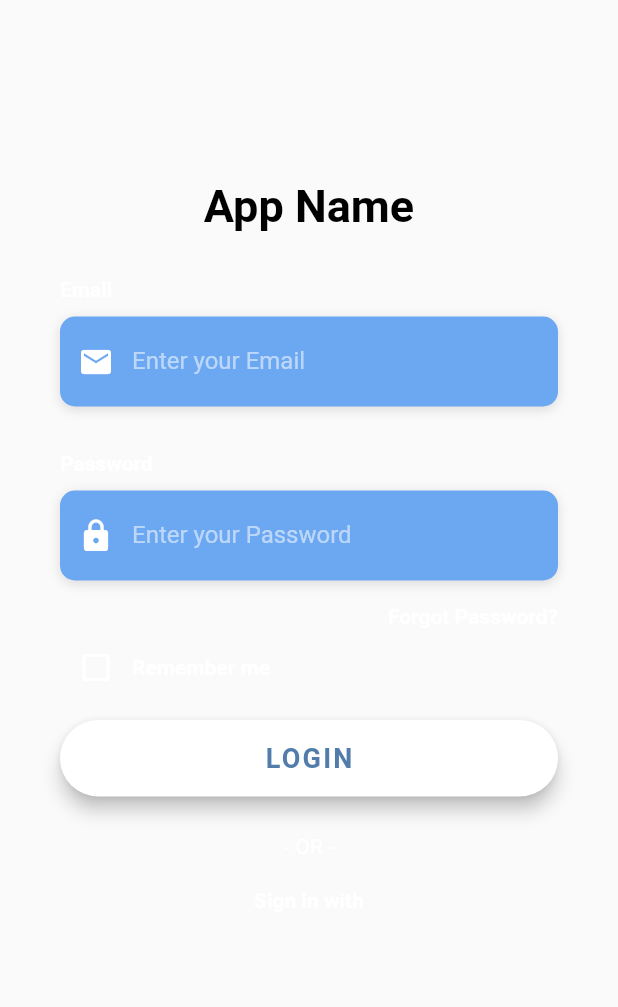
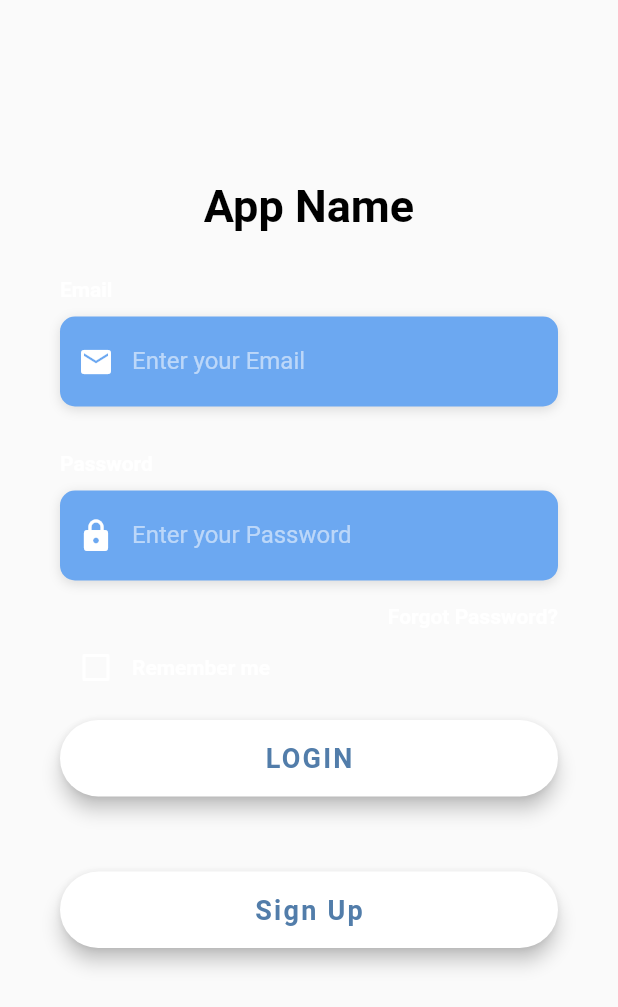
Before and after one commit to YuanSamuel/Litter_Cleanup_App, a Flutter app: the LoginScreen screen opened directly, on a phone screen of 412 x 824 dp. Shown: the top 1007 px of the screen. Run offline on Flutter 3.47's test engine with Material 2 defaults, Android fonts, the phone set to English and light mode, and no system bars; our stand-ins replace cloud_firestore, file_picker, firebase_auth, firebase_storage, image_picker; accounts and stored records are empty; Roboto replaces fonts that are missing (OpenSans).

```diff
--- a/lib/main.dart
+++ b/lib/main.dart
@@ -1,4 +1,5 @@
 import 'package:env_app/screens/camera.dart';
+import 'package:env_app/screens/vote.dart';
 import 'package:flutter/material.dart';
 import 'package:env_app/screens/home.dart';
 import 'package:env_app/screens/login.dart';
@@ -16,7 +17,7 @@ class MyApp extends StatelessWidget {
       theme: ThemeData(
         primarySwatch: Colors.blue,
       ),
-      home: LoginScreen(),
+      home: VoteScreen(),
     );
   }
 }
--- a/lib/screens/login.dart
+++ b/lib/screens/login.dart
@@ -1,7 +1,9 @@
+
 import 'package:flutter/material.dart';
 import 'package:flutter/services.dart';
 import 'package:env_app/utilities/constants.dart';
 import 'package:env_app/screens/home.dart';
+import 'signupPage.dart';
 
 class LoginScreen extends StatefulWidget {
   @override
@@ -10,6 +12,14 @@ class LoginScreen extends StatefulWidget {
 
 class _LoginScreenState extends State<LoginScreen> {
   bool _rememberMe = false;
+  TextEditingController emailInputController;
+  TextEditingController passwordInputController;
+
+  initState() {
+    emailInputController = new TextEditingController();
+    passwordInputController = new TextEditingController();
+    super.initState();
+  }
 
   Widget _buildEmailTF() {
     return Column(
@@ -25,6 +35,7 @@ class _LoginScreenState extends State<LoginScreen> {
           decoration: kBoxDecorationStyle,
           height: 60.0,
           child: TextField(
+            controller: emailInputController,
             keyboardType: TextInputType.emailAddress,
             style: TextStyle(
               color: Colors.white,
@@ -60,6 +71,7 @@ class _LoginScreenState extends State<LoginScreen> {
           decoration: kBoxDecorationStyle,
           height: 60.0,
           child: TextField(
+            controller: passwordInputController,
             obscureText: true,
             style: TextStyle(
               color: Colors.white,
@@ -217,28 +229,28 @@ class _LoginScreenState extends State<LoginScreen> {
   }
 
   Widget _buildSignupBtn() {
-    return GestureDetector(
-      onTap: () => print('Sign Up Button Pressed'),
-      child: RichText(
-        text: TextSpan(
-          children: [
-            TextSpan(
-              text: 'Don\'t have an Account? ',
-              style: TextStyle(
-                color: Colors.white,
-                fontSize: 18.0,
-                fontWeight: FontWeight.w400,
-              ),
-            ),
-            TextSpan(
-              text: 'Sign Up',
-              style: TextStyle(
-                color: Colors.white,
-                fontSize: 18.0,
-                fontWeight: FontWeight.bold,
-              ),
-            ),
-          ],
+    return Container(
+      padding: EdgeInsets.symmetric(vertical: 25.0),
+      width: double.infinity,
+      child: RaisedButton(
+        elevation: 5.0,
+        onPressed: () {
+          Navigator.push(context, MaterialPageRoute(builder: (_)=>RegisterPage()));
+        },
+        padding: EdgeInsets.all(15.0),
+        shape: RoundedRectangleBorder(
+          borderRadius: BorderRadius.circular(30.0),
+        ),
+        color: Colors.white,
+        child: Text(
+          'Sign Up',
+          style: TextStyle(
+            color: Color(0xFF527DAA),
+            letterSpacing: 1.5,
+            fontSize: 18.0,
+            fontWeight: FontWeight.bold,
+            fontFamily: 'OpenSans',
+          ),
         ),
       ),
     );
@@ -301,9 +313,9 @@ class _LoginScreenState extends State<LoginScreen> {
                       _buildForgotPasswordBtn(),
                       _buildRememberMeCheckbox(),
                       _buildLoginBtn(),
-                      _buildSignInWithText(),
+                      //_buildSignInWithText(),
                       //_buildSocialBtnRow(),
-                      //_buildSignupBtn(),
+                      _buildSignupBtn(),
                     ],
                   ),
                 ),
--- a/pubspec.yaml
+++ b/pubspec.yaml
@@ -27,6 +27,7 @@ dependencies:
   cloud_firestore: ^0.13.3
   image_picker: ^0.6.3+4
   file_picker: ^1.4.3+2
+  firebase_auth: ^0.15.4
 
 dev_dependencies:
   flutter_test:
```
Also changed, not shown: lib/screens/camera.dart (+14 -4 lines), lib/screens/signupPage.dart (added, +103 -0 lines), lib/screens/vote.dart (+51 -25 lines), pubspec.lock.
